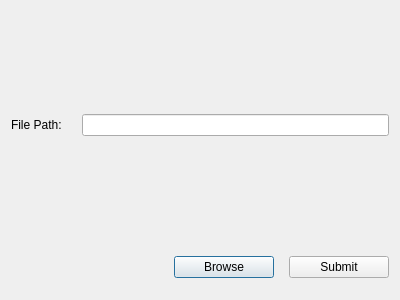
Before: the Qt Designer form ui/secondWindow.ui in BibekTripathy/PlantCareApp, drawn with Qt 5.
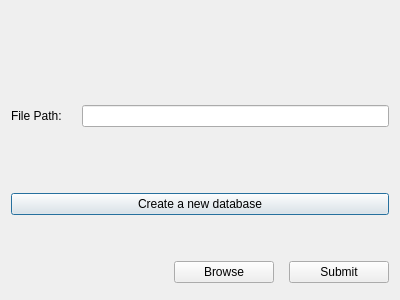
After: the same form once the commit is applied.

Commit message: feat(gui): Added an option to create a new database and use it.

Diff of the .ui file:
```diff
--- a/ui/secondWindow.ui
+++ b/ui/secondWindow.ui
@@ -53,6 +53,13 @@
      </item>
     </layout>
    </item>
+   <item>
+    <widget class="QPushButton" name="CreateDBbutton">
+     <property name="text">
+      <string>Create a new database</string>
+     </property>
+    </widget>
+   </item>
    <item>
     <spacer name="verticalSpacer">
      <property name="orientation">
```
The commit also changes 5 other files.
